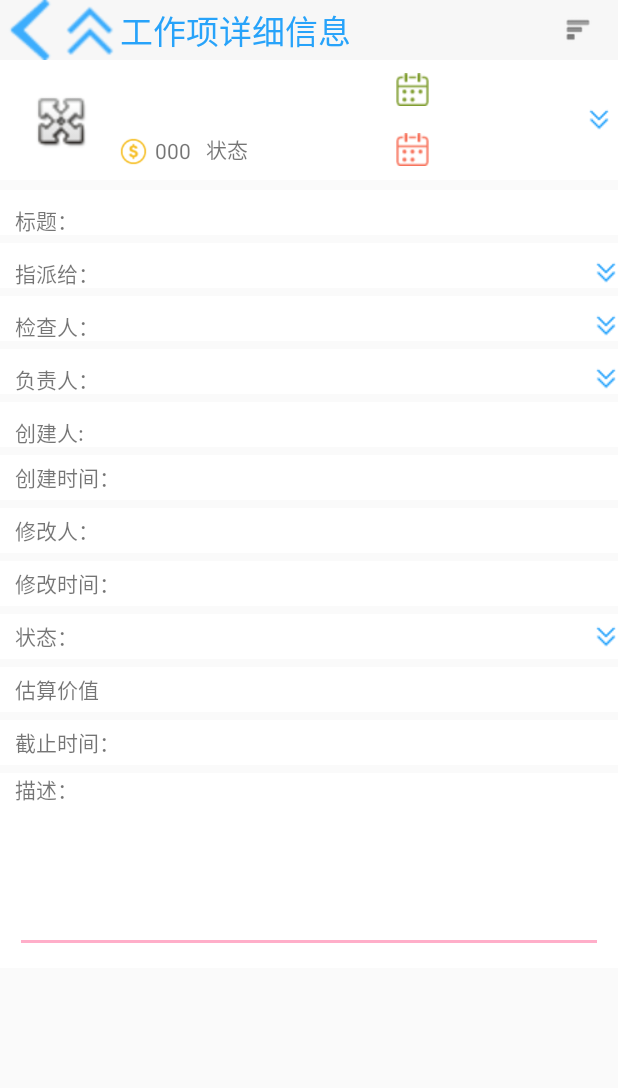
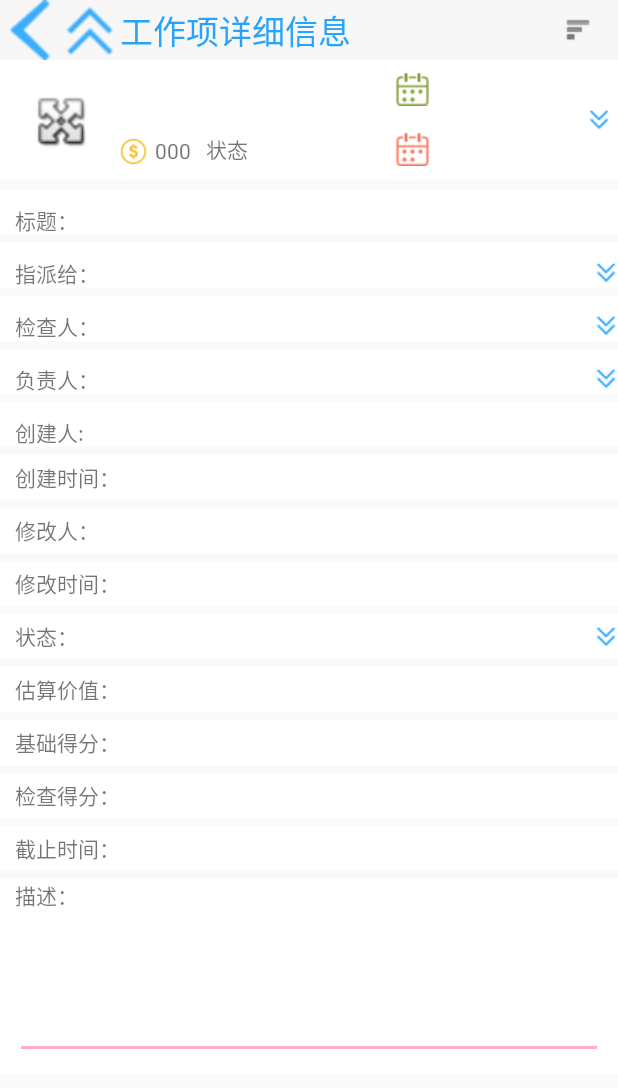
Before and after one commit to zst96226/PPVPorject, an Android app: the WorkItemDetail screen opened directly, with no data from a screen before it, on a phone screen of 412 x 824 dp. Shown: the top 1088 px of the screen. Run offline under Robolectric (Android 15) with nearby library versions, the phone set to English and light mode, and no system bars; libraries missing offline, so code that uses them is left out: com.anupcowkur.reservoir; 12 statements that could not run were skipped.

Commit message:
16:56 2017/3/1 by yhp

```diff
--- a/app/src/main/java/com/example/beyondsys/ppv/activity/PersonInfo.java
+++ b/app/src/main/java/com/example/beyondsys/ppv/activity/PersonInfo.java
@@ -454,10 +454,12 @@ public class PersonInfo extends AppCompatActivity {
     @Override
     protected void onActivityResult(int requestCode, int resultCode, Intent data) {
         super.onActivityResult(requestCode, resultCode, data);
+        try{
             switch (requestCode) {
                 case 1:
                     //用户点击了取消
                     if (data == null) {
+
                         return;
                     } else {
                         Bundle extras = data.getExtras();
@@ -502,6 +504,8 @@ public class PersonInfo extends AppCompatActivity {
                     Log.i("default","FHZ");
                     break;
             }
+        }catch (Exception e){}
+
     }
 
     /**
--- a/app/src/main/res/layout/activity_work_item_detail.xml
+++ b/app/src/main/res/layout/activity_work_item_detail.xml
@@ -501,7 +501,37 @@
                         <TextView
                             android:layout_width="match_parent"
                             android:layout_height="match_parent"
-                            android:text="估算价值"
+                            android:text="估算价值："
+                            android:gravity="center_vertical"
+                            android:layout_marginLeft="10sp"/>
+                    </LinearLayout>
+                    <LinearLayout
+                        android:layout_width="0sp"
+                        android:layout_height="match_parent"
+                        android:layout_weight="1">
+                        <TextView
+                            android:id="@+id/wid_Value_edt"
+                            android:layout_width="match_parent"
+                            android:layout_height="40sp"
+                            android:text=""
+                            android:textColor="@color/blueBut"
+                            android:gravity="center_vertical"/>
+                    </LinearLayout>
+                </LinearLayout>
+                <LinearLayout
+                    android:layout_width="match_parent"
+                    android:layout_height="30sp"
+                    android:background="@color/White"
+                    android:layout_marginTop="5sp"
+                    android:orientation="horizontal">
+                    <LinearLayout
+                        android:layout_width="0sp"
+                        android:layout_height="match_parent"
+                        android:layout_weight="1">
+                        <TextView
+                            android:layout_width="match_parent"
+                            android:layout_height="match_parent"
+                            android:text="基础得分："
                             android:gravity="center_vertical"
                             android:layout_marginLeft="10sp"/>
                     </LinearLayout>
@@ -510,16 +540,54 @@
                         android:layout_height="match_parent"
                         android:layout_weight="1">
                         <EditText
-                            android:id="@+id/wid_Value_edt"
+                            android:id="@+id/BisicValue_edt"
                             android:layout_width="match_parent"
                             android:layout_height="40sp"
                             android:text=""
+                            android:maxLength="4"
+                            android:inputType="numberDecimal"
+                            android:digits="1234567890."
+                            android:singleLine="true"
                             android:enabled="false"
                             android:textColor="@color/blueBut"
                             android:gravity="center_vertical"/>
                     </LinearLayout>
                 </LinearLayout>
-
+                <LinearLayout
+                    android:layout_width="match_parent"
+                    android:layout_height="30sp"
+                    android:background="@color/White"
+                    android:layout_marginTop="5sp"
+                    android:orientation="horizontal">
+                    <LinearLayout
+                        android:layout_width="0sp"
+                        android:layout_height="match_parent"
+                        android:layout_weight="1">
+                        <TextView
+                            android:layout_width="match_parent"
+                            android:layout_height="match_parent"
+                            android:text="检查得分："
+                            android:gravity="center_vertical"
+                            android:layout_marginLeft="10sp"/>
+                    </LinearLayout>
+                    <LinearLayout
+                        android:layout_width="0sp"
+                        android:layout_height="match_parent"
+                        android:layout_weight="1">
+                        <EditText
+                            android:id="@+id/CheckValue_edt"
+                            android:layout_width="match_parent"
+                            android:layout_height="40sp"
+                            android:text=""
+                            android:maxLength="4"
+                            android:inputType="numberDecimal"
+                            android:digits="1234567890."
+                            android:singleLine="true"
+                            android:enabled="false"
+                            android:textColor="@color/blueBut"
+                            android:gravity="center_vertical"/>
+                    </LinearLayout>
+                </LinearLayout>
                 <LinearLayout
                     android:layout_width="match_parent"
                     android:layout_height="30sp"
```
Also changed, not shown: app/src/main/java/com/example/beyondsys/ppv/activity/AddNewWorkItem.java (+9 -6 lines), app/src/main/java/com/example/beyondsys/ppv/activity/EstimateValueActivity.java (+40 -10 lines), app/src/main/java/com/example/beyondsys/ppv/activity/OneSelfView.java (+33 -26 lines), app/src/main/java/com/example/beyondsys/ppv/activity/PersonValueDetail.java (+13 -8 lines), app/src/main/java/com/example/beyondsys/ppv/activity/WorkItemDetail.java (+188 -38 lines), app/src/main/java/com/example/beyondsys/ppv/bussiness/WorkItemBusiness.java (+8 -2 lines), app/src/main/java/com/example/beyondsys/ppv/entities/WorkDetailResult.java (+14 -7 lines). Lines whose indentation alone changed are shown as unchanged.
